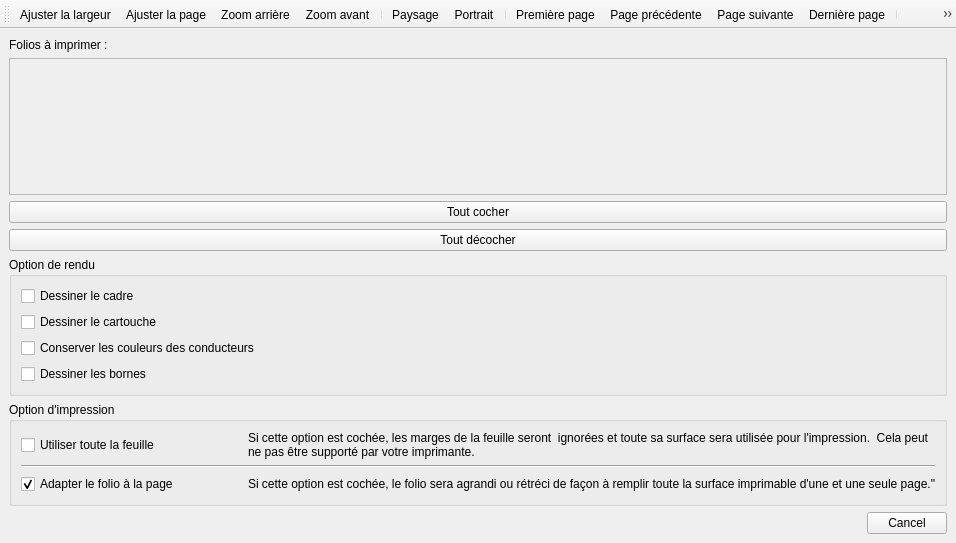
First picture: the form in sources/print/projectprintwindow.ui, repository qelectrotech/qelectrotech-source-mirror, before the edit.
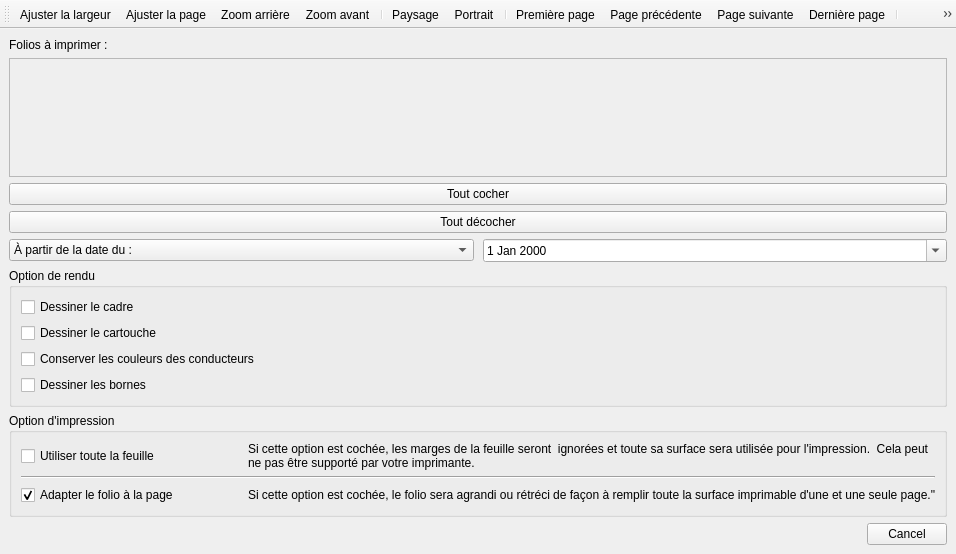
Second picture: the form after the edit. Icons and pictures are not drawn.

Commit message:
Print preview dialog : Add selection by date.
Add two news option for select diagrams to print :
select "from the date :" and select "at the date".

```diff
--- a/sources/print/projectprintwindow.ui
+++ b/sources/print/projectprintwindow.ui
@@ -7,7 +7,7 @@
     <x>0</x>
     <y>0</y>
     <width>956</width>
-    <height>543</height>
+    <height>554</height>
    </rect>
   </property>
   <property name="sizePolicy">
@@ -57,8 +57,8 @@
             <rect>
              <x>0</x>
              <y>0</y>
-             <width>936</width>
-             <height>66</height>
+             <width>932</width>
+             <height>75</height>
             </rect>
            </property>
           </widget>
@@ -78,6 +78,48 @@
           </property>
          </widget>
         </item>
+        <item>
+         <widget class="QWidget" name="widget" native="true">
+          <layout class="QHBoxLayout" name="horizontalLayout">
+           <property name="spacing">
+            <number>9</number>
+           </property>
+           <property name="leftMargin">
+            <number>0</number>
+           </property>
+           <property name="topMargin">
+            <number>0</number>
+           </property>
+           <property name="rightMargin">
+            <number>0</number>
+           </property>
+           <property name="bottomMargin">
+            <number>0</number>
+           </property>
+           <item>
+            <widget class="QComboBox" name="m_date_from_cb">
+             <item>
+              <property name="text">
+               <string>À partir de la date du :</string>
+              </property>
+             </item>
+             <item>
+              <property name="text">
+               <string>À la date du  :</string>
+              </property>
+             </item>
+            </widget>
+           </item>
+           <item>
+            <widget class="QDateEdit" name="m_date_cb">
+             <property name="calendarPopup">
+              <bool>true</bool>
+             </property>
+            </widget>
+           </item>
+          </layout>
+         </widget>
+        </item>
        </layout>
       </item>
      </layout>
```
The commit also changes 2 other files.
